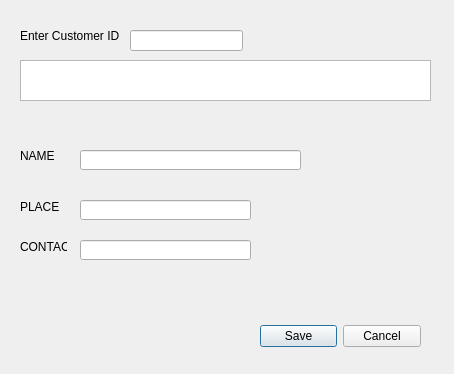
Before: the Qt Designer form customer_edit.ui in iamvishal345/inventory_mgmt, drawn with Qt 5.
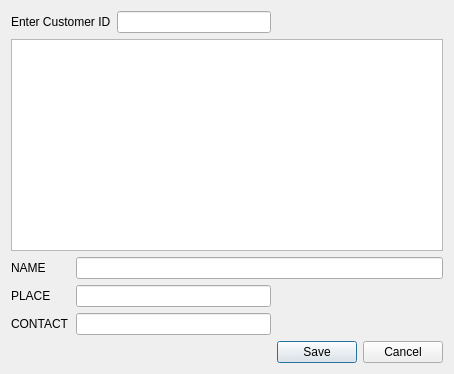
After: the same form once the commit is applied.

```diff
--- a/customer_edit.ui
+++ b/customer_edit.ui
@@ -13,124 +13,61 @@
   <property name="windowTitle">
    <string>Dialog</string>
   </property>
-  <widget class="QDialogButtonBox" name="buttonBox">
-   <property name="geometry">
-    <rect>
-     <x>260</x>
-     <y>320</y>
-     <width>161</width>
-     <height>32</height>
-    </rect>
-   </property>
-   <property name="orientation">
-    <enum>Qt::Horizontal</enum>
-   </property>
-   <property name="standardButtons">
-    <set>QDialogButtonBox::Cancel|QDialogButtonBox::Save</set>
-   </property>
-  </widget>
+  <layout class="QGridLayout" name="gridLayout">
+   <item row="0" column="0" colspan="2">
   <widget class="QLabel" name="label">
-   <property name="geometry">
-    <rect>
-     <x>20</x>
-     <y>20</y>
-     <width>101</width>
-     <height>31</height>
-    </rect>
-   </property>
    <property name="text">
     <string>Enter Customer ID</string>
    </property>
   </widget>
-  <widget class="QLineEdit" name="c_id">
-   <property name="geometry">
-    <rect>
-     <x>130</x>
-     <y>30</y>
-     <width>113</width>
-     <height>21</height>
-    </rect>
-   </property>
-  </widget>
-  <widget class="QListView" name="cdeatail_output">
-   <property name="geometry">
-    <rect>
-     <x>20</x>
-     <y>60</y>
-     <width>411</width>
-     <height>41</height>
-    </rect>
-   </property>
-  </widget>
+   </item>
+   <item row="0" column="2">
+    <widget class="QLineEdit" name="c_id"/>
+   </item>
+   <item row="1" column="0" colspan="4">
+    <widget class="QListView" name="cdeatail_output"/>
+   </item>
+   <item row="2" column="0">
   <widget class="QLabel" name="label_2">
-   <property name="geometry">
-    <rect>
-     <x>20</x>
-     <y>140</y>
-     <width>51</width>
-     <height>31</height>
-    </rect>
-   </property>
    <property name="text">
     <string>NAME</string>
    </property>
   </widget>
-  <widget class="QLineEdit" name="lineEdit">
-   <property name="geometry">
-    <rect>
-     <x>80</x>
-     <y>150</y>
-     <width>221</width>
-     <height>20</height>
-    </rect>
-   </property>
-  </widget>
+   </item>
+   <item row="2" column="1" colspan="3">
+    <widget class="QLineEdit" name="lineEdit"/>
+   </item>
+   <item row="3" column="0">
   <widget class="QLabel" name="label_3">
-   <property name="geometry">
-    <rect>
-     <x>20</x>
-     <y>200</y>
-     <width>47</width>
-     <height>13</height>
-    </rect>
-   </property>
    <property name="text">
     <string>PLACE</string>
    </property>
   </widget>
+   </item>
+   <item row="3" column="1" colspan="2">
+    <widget class="QLineEdit" name="lineEdit_2"/>
+   </item>
+   <item row="4" column="0">
   <widget class="QLabel" name="label_4">
-   <property name="geometry">
-    <rect>
-     <x>20</x>
-     <y>240</y>
-     <width>47</width>
-     <height>13</height>
-    </rect>
-   </property>
    <property name="text">
     <string>CONTACT</string>
    </property>
   </widget>
-  <widget class="QLineEdit" name="lineEdit_2">
-   <property name="geometry">
-    <rect>
-     <x>80</x>
-     <y>200</y>
-     <width>171</width>
-     <height>20</height>
-    </rect>
-   </property>
-  </widget>
-  <widget class="QLineEdit" name="lineEdit_3">
-   <property name="geometry">
-    <rect>
-     <x>80</x>
-     <y>240</y>
-     <width>171</width>
-     <height>20</height>
-    </rect>
-   </property>
-  </widget>
+   </item>
+   <item row="4" column="1" colspan="2">
+    <widget class="QLineEdit" name="lineEdit_3"/>
+   </item>
+   <item row="5" column="3">
+    <widget class="QDialogButtonBox" name="buttonBox">
+     <property name="orientation">
+      <enum>Qt::Horizontal</enum>
+     </property>
+     <property name="standardButtons">
+      <set>QDialogButtonBox::Cancel|QDialogButtonBox::Save</set>
+     </property>
+    </widget>
+   </item>
+  </layout>
  </widget>
  <resources/>
  <connections>
```
Lines whose indentation alone changed are shown as unchanged.
